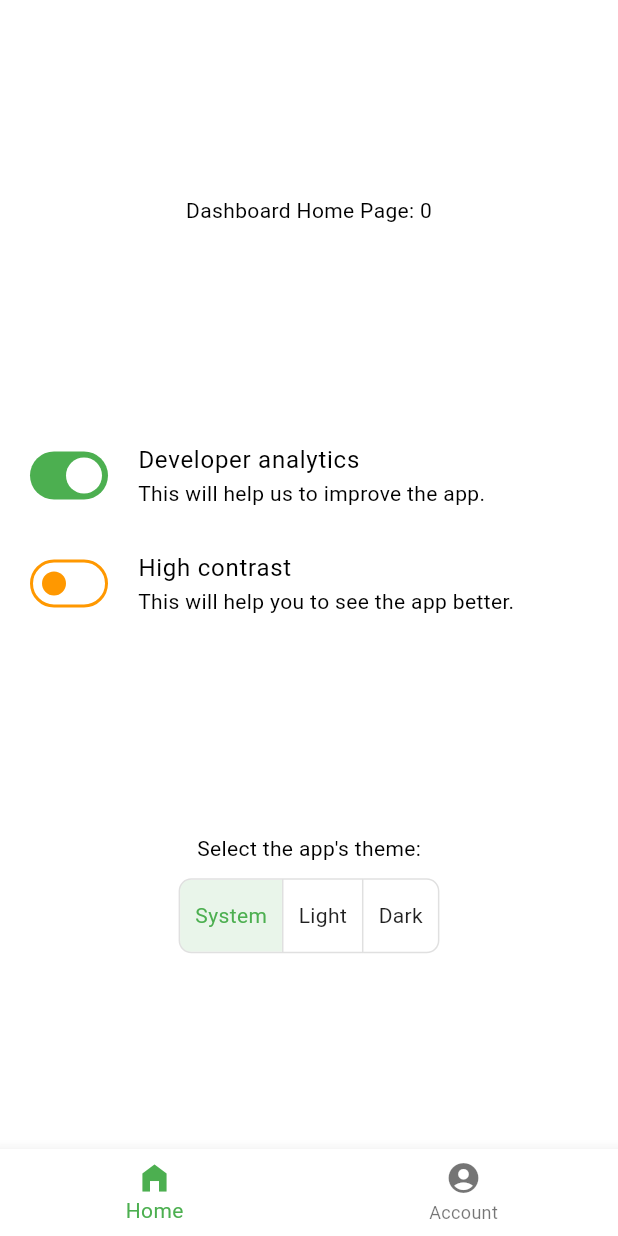
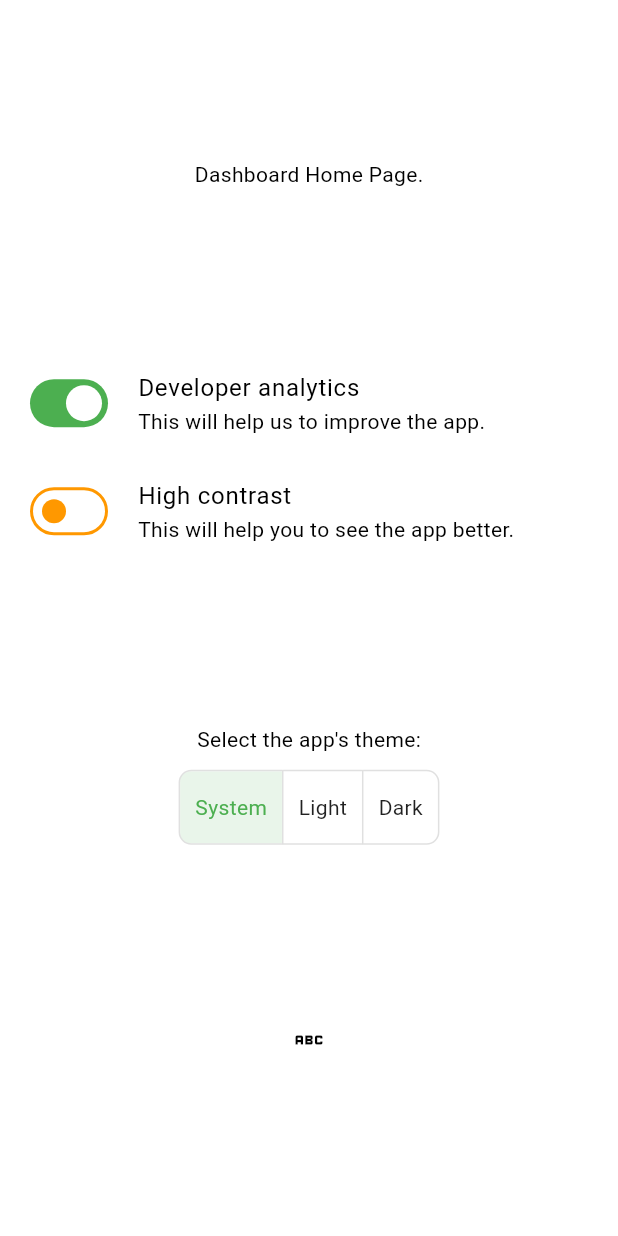
Before and after one commit to bvoq/flutter_enhanced_template, a Flutter app: the screen it shows after launch, on a phone screen of 412 x 824 dp. Run offline on Flutter 3.47's test engine with Material 2 defaults, Android fonts, the phone set to English and light mode, and no system bars; our stand-ins replace firebase_core, firebase_crashlytics, flutter_secure_storage, go_router, internet_connection_checker, stack_trace; accounts and stored records are empty; generated files the repository leaves out were written again.

Commit message:
added typed routes

```diff
--- a/myapp/lib/firebase_options_development.dart
+++ b/myapp/lib/firebase_options_development.dart
@@ -1,8 +1,7 @@
 // File generated by FlutterFire CLI.
 // ignore_for_file: type=lint
 import 'package:firebase_core/firebase_core.dart' show FirebaseOptions;
-import 'package:flutter/foundation.dart'
-    show defaultTargetPlatform, kIsWeb, TargetPlatform;
+import 'package:flutter/foundation.dart' show defaultTargetPlatform, kIsWeb, TargetPlatform;
 
 /// Default [FirebaseOptions] for use with your Firebase apps.
 ///
--- a/myapp/lib/firebase_options_production.dart
+++ b/myapp/lib/firebase_options_production.dart
@@ -1,8 +1,7 @@
 // File generated by FlutterFire CLI.
 // ignore_for_file: type=lint
 import 'package:firebase_core/firebase_core.dart' show FirebaseOptions;
-import 'package:flutter/foundation.dart'
-    show defaultTargetPlatform, kIsWeb, TargetPlatform;
+import 'package:flutter/foundation.dart' show defaultTargetPlatform, kIsWeb, TargetPlatform;
 
 /// Default [FirebaseOptions] for use with your Firebase apps.
 ///
--- a/myapp/lib/firebase_options_staging.dart
+++ b/myapp/lib/firebase_options_staging.dart
@@ -60,7 +60,8 @@ class DefaultFirebaseOptions {
     messagingSenderId: '586118557892',
     projectId: 'dekeyser-d33a7',
     storageBucket: 'dekeyser-d33a7.appspot.com',
-    iosClientId: '586118557892-k6rhbl9kdfd1lvd777b54hpjamhbbomu.apps.googleusercontent.com',
+    iosClientId:
+        '586118557892-k6rhbl9kdfd1lvd777b54hpjamhbbomu.apps.googleusercontent.com',
     iosBundleId: 'ch.dekeyser.myapp',
   );
 
@@ -70,7 +71,8 @@ class DefaultFirebaseOptions {
     messagingSenderId: '586118557892',
     projectId: 'dekeyser-d33a7',
     storageBucket: 'dekeyser-d33a7.appspot.com',
-    iosClientId: '586118557892-k6rhbl9kdfd1lvd777b54hpjamhbbomu.apps.googleusercontent.com',
+    iosClientId:
+        '586118557892-k6rhbl9kdfd1lvd777b54hpjamhbbomu.apps.googleusercontent.com',
     iosBundleId: 'ch.dekeyser.myapp',
   );
 }
--- a/myapp/lib/pages/dashboard/dashboard_page.dart
+++ /dev/null
@@ -1,73 +0,0 @@
-import 'package:flutter/material.dart';
-import 'package:go_router/go_router.dart';
-import 'package:myapp/router.dart';
-
-class DashboardPage extends StatefulWidget {
-  const DashboardPage({
-    required this.child,
-    super.key,
-  });
-
-  final Widget child;
-  @override
-  State<DashboardPage> createState() => DashboardPageState();
-
-  // ignore: library_private_types_in_public_api
-  static DashboardPageState? of(BuildContext context) =>
-      context.findAncestorStateOfType<DashboardPageState>();
-}
-
-class DashboardPageState extends State<DashboardPage> {
-  @override
-  void initState() {
-    super.initState();
-  }
-
-  int _currentPageIndex = 0;
-
-  // example of access parent state from child widget.
-  int get getCurrentPageIndex => _currentPageIndex;
-  void updatePageIndex(int index) {
-    setState(() {
-      _currentPageIndex = index;
-    });
-  }
-
-  @override
-  Widget build(BuildContext context) {
-    return Scaffold(
-      body: widget.child,
-      bottomNavigationBar: BottomNavigationBar(
-        currentIndex: _currentPageIndex,
-        items: const <BottomNavigationBarItem>[
-          BottomNavigationBarItem(
-            icon: Icon(Icons.home_filled),
-            label: 'Home',
-          ),
-          BottomNavigationBarItem(
-            icon: Icon(Icons.account_circle),
-            label: 'Account',
-          ),
-        ],
-        onTap: (index) => onItemTapped(context, index),
-      ),
-    );
-  }
-
-  void onItemTapped(BuildContext context, int index) {
-    _currentPageIndex = index;
-    switch (index) {
-      case 0:
-        context.goNamed(
-          Routes.dashboardHome.name,
-        );
-        break;
-      case 1:
-        context.goNamed(
-          Routes.dashboardAccount.name,
-        );
-        break;
-      default:
-    }
-  }
-}
--- a/myapp/lib/pages/future_waiting_page.dart
+++ b/myapp/lib/pages/future_waiting_page.dart
@@ -31,12 +31,12 @@ class FutureWaitingPage<T extends Object> extends StatelessWidget {
         } else if (snapshot.hasError) {
           futureWaitingExtra.onError(snapshot.error, context);
         }
-        return Scaffold(
+        return const Scaffold(
           body: Column(
             crossAxisAlignment: CrossAxisAlignment.center,
             mainAxisAlignment: MainAxisAlignment.center,
             mainAxisSize: MainAxisSize.max,
-            children: const [
+            children: [
               Text("Loading ..."),
             ],
           ),
--- a/myapp/lib/pages/dashboard/dashboard_account_page.dart
+++ b/myapp/lib/pages/loggedIn/dashboard/dashboard_account_page.dart
@@ -1,23 +1,17 @@
 import 'package:flutter/material.dart';
 import 'package:flutter_gen/gen_l10n/app_localizations.dart';
-import 'package:myapp/pages/dashboard/dashboard_page.dart';
+import 'package:myapp/pages/loggedIn/oauth_shell_page.dart';
 import 'package:myapp/setup/pre_router_widget.dart';
 
 class DashboardAccountPage extends StatelessWidget {
   const DashboardAccountPage({
-    required this.getPreRouterWidgetState,
     super.key,
   });
-
-  final PreRouterWidgetState? Function(BuildContext) getPreRouterWidgetState;
 
   @override
   Widget build(BuildContext context) {
     // precondition
-    assert(
-      getPreRouterWidgetState(context) != null &&
-          getPreRouterWidgetState(context)!.mounted,
-    );
+    assert(PreRouterWidget.of(context) != null);
 
     // main
     final themes = <Widget>[
@@ -49,17 +43,17 @@ class DashboardAccountPage extends StatelessWidget {
         mainAxisSize: MainAxisSize.max,
         children: [
           const Spacer(flex: 1),
-          Text(
-            "Dashboard Home Page: ${DashboardPage.of(context)!.getCurrentPageIndex}",
+          const Text(
+            "Dashboard Home Page.",
           ),
           const Spacer(flex: 1),
           SwitchListTile(
             controlAffinity: ListTileControlAffinity.leading,
             // This bool value toggles the switch.
-            value: getPreRouterWidgetState(context)!.getCrashlyticsEnabled(),
+            value: PreRouterWidget.of(context)!.getCrashlyticsEnabled(),
             onChanged: (bool value) {
               // This is called when the user toggles the switch.
-              getPreRouterWidgetState(context)!
+              PreRouterWidget.of(context)!
                   .setCrashlyticsEnabled(crashlyticsEnabled: value);
             },
             title: Text(
@@ -73,10 +67,9 @@ class DashboardAccountPage extends StatelessWidget {
           ),
           SwitchListTile(
             controlAffinity: ListTileControlAffinity.leading,
-            value: getPreRouterWidgetState(context)!.getHighContrast(),
+            value: PreRouterWidget.of(context)!.getHighContrast(),
             onChanged: (bool value) {
-              getPreRouterWidgetState(context)!
-                  .setHighContrast(highContrast: value);
+              PreRouterWidget.of(context)!.setHighContrast(highContrast: value);
             },
             title: Text(
               AppLocalizations.of(context)!.account_page_enable_high_contrast,
@@ -96,12 +89,12 @@ class DashboardAccountPage extends StatelessWidget {
               ToggleButtons(
                 borderRadius: const BorderRadius.all(Radius.circular(8)),
                 isSelected: [
-                  getPreRouterWidgetState(context)!.getTheme().index == 0,
-                  getPreRouterWidgetState(context)!.getTheme().index == 1,
-                  getPreRouterWidgetState(context)!.getTheme().index == 2,
+                  PreRouterWidget.of(context)!.getTheme().index == 0,
+                  PreRouterWidget.of(context)!.getTheme().index == 1,
+                  PreRouterWidget.of(context)!.getTheme().index == 2,
                 ],
                 onPressed: (int index) {
-                  getPreRouterWidgetState(context)!.setTheme(
+                  PreRouterWidget.of(context)!.setTheme(
                     index == 0
                         ? ThemeMode.system
                         : index == 1
@@ -114,6 +107,13 @@ class DashboardAccountPage extends StatelessWidget {
             ],
           ),
           const Spacer(flex: 1),
+          IconButton(
+            onPressed: () {
+              OAuthShellPage.of(context)!.updateTitle('abc');
+            },
+            icon: const Icon(Icons.abc),
+          ),
+          const Spacer(flex: 1),
         ],
       ),
     );
--- a/myapp/lib/pages/dashboard/dashboard_home_page.dart
+++ b/myapp/lib/pages/loggedIn/dashboard/dashboard_home_page.dart
@@ -1,5 +1,4 @@
 import 'package:flutter/material.dart';
-import 'package:myapp/pages/dashboard/dashboard_page.dart';
 
 class DashboardHomePage extends StatelessWidget {
   const DashboardHomePage({super.key});
@@ -9,8 +8,8 @@ class DashboardHomePage extends StatelessWidget {
     return Scaffold(
       body: Container(
         alignment: Alignment.center,
-        child: Text(
-          "Dashboard Home Page: ${DashboardPage.of(context)!.getCurrentPageIndex}",
+        child: const Text(
+          "Dashboard Home Page.",
         ),
       ),
     );
--- a/myapp/lib/pages/no_internet_page.dart
+++ b/myapp/lib/pages/no_internet_page.dart
@@ -1,6 +1,5 @@
 //import 'package:common_utils_module/uicomponents/loading_progress_indicator_with_potential_error_message.dart';
 import 'package:flutter/material.dart';
-import 'package:flutter_gen/gen_l10n/app_localizations.dart';
 import 'package:internet_connection_checker/internet_connection_checker.dart';
 
 class NoInternetPage extends StatefulWidget {
@@ -18,7 +17,7 @@ class NoInternetPage extends StatefulWidget {
 class _NoInternetPageState extends State<NoInternetPage> {
   @override
   Widget build(BuildContext context) {
-    final loadingProgressIndicator = const CircularProgressIndicator();
+    const loadingProgressIndicator = CircularProgressIndicator();
 
     return Scaffold(
       body: Center(
--- a/myapp/lib/setup/pre_router_widget.dart
+++ b/myapp/lib/setup/pre_router_widget.dart
@@ -18,7 +18,7 @@ class PreRouterWidget extends StatefulWidget {
   final String initialRoute;
   final Object? initialRouteExtra;
 
-  static PreRouterWidgetState? _of(BuildContext context) =>
+  static PreRouterWidgetState? of(BuildContext context) =>
       context.findAncestorStateOfType<PreRouterWidgetState>();
 
   @override
@@ -53,7 +53,7 @@ class PreRouterWidgetState extends State<PreRouterWidget> {
       widget.initialRoute,
       initialRouteExtra: widget.initialRouteExtra,
       getPreRouterWidgetState: (BuildContext context) =>
-          PreRouterWidget._of(context),
+          PreRouterWidget.of(context),
     );
   }
 
--- a/myapp/lib/theme.dart
+++ b/myapp/lib/theme.dart
@@ -1,9 +1,6 @@
 import 'package:flutter/material.dart';
 
 final ThemeData lightTheme = ThemeData(
-  appBarTheme: const AppBarTheme(
-    color: Colors.black,
-  ),
   primarySwatch: Colors.grey,
   fontFamily: fontFamily,
   fontFamilyFallback: const ['Roboto'],
@@ -23,9 +20,6 @@ final ThemeData lightTheme = ThemeData(
 );
 
 final ThemeData darkTheme = ThemeData(
-  appBarTheme: const AppBarTheme(
-    color: Colors.white,
-  ),
   primarySwatch: Colors.grey,
   fontFamily: fontFamily,
   fontFamilyFallback: const ['Roboto'],
@@ -45,9 +39,6 @@ final ThemeData darkTheme = ThemeData(
 );
 
 final ThemeData highcontrastLightTheme = ThemeData(
-  appBarTheme: const AppBarTheme(
-    color: Colors.black,
-  ),
   primarySwatch: Colors.grey,
   fontFamily: fontFamily,
   fontFamilyFallback: const ['Roboto'],
@@ -67,9 +58,6 @@ final ThemeData highcontrastLightTheme = ThemeData(
 );
 
 final ThemeData highcontrastDarkTheme = ThemeData(
-  appBarTheme: const AppBarTheme(
-    color: Colors.white,
-  ),
   primarySwatch: Colors.grey,
   fontFamily: fontFamily,
   fontFamilyFallback: const ['Roboto'],
```
Also changed, not shown: myapp/lib/main_development.dart (+7 -10 lines), myapp/lib/main_production.dart (+6 -8 lines), myapp/lib/main_staging.dart (+4 -5 lines), myapp/lib/pages/loggedIn/dashboard/dashboard_page.dart (added, +45 -0 lines), myapp/lib/pages/loggedIn/oauth_shell_page.dart (added, +30 -0 lines), myapp/lib/router.dart (+187 -114 lines), myapp/lib/utils/user_preferences_storage.dart (+8 -16 lines), myapp/pubspec.yaml (+7 -8 lines), myapp/lib/router.g.dart (added), myapp/pubspec.lock, 4 other files.
